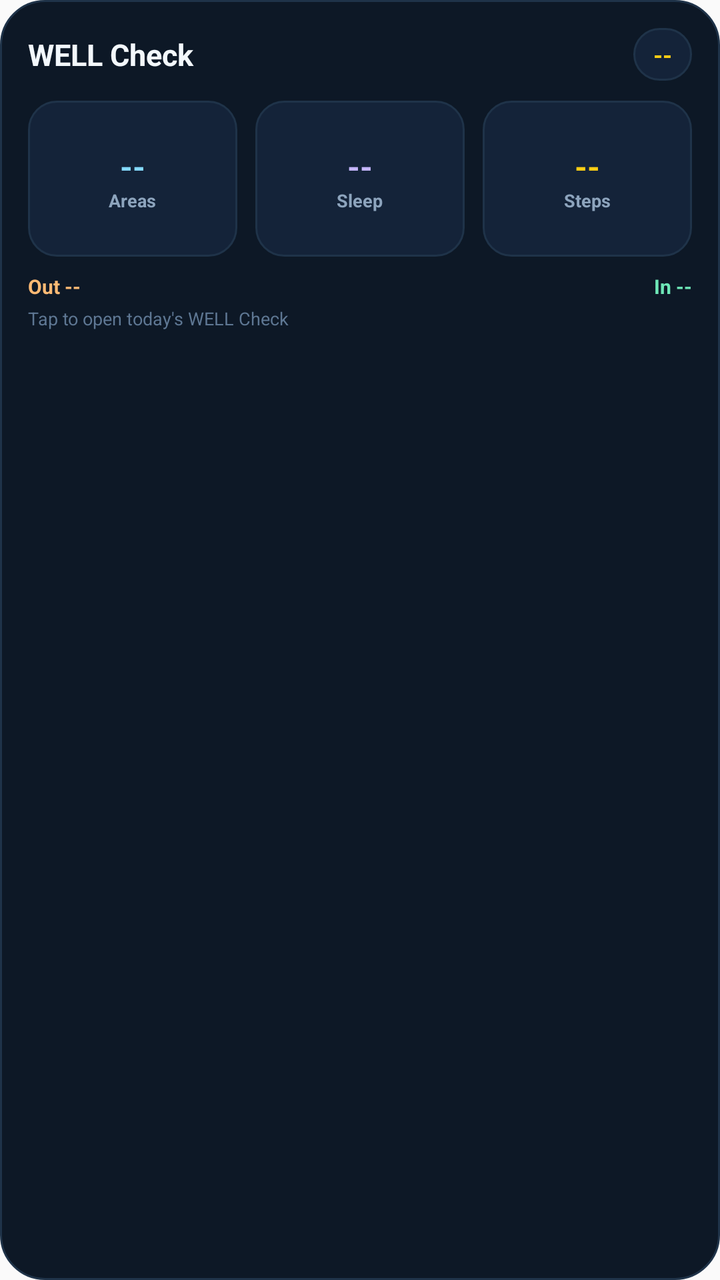
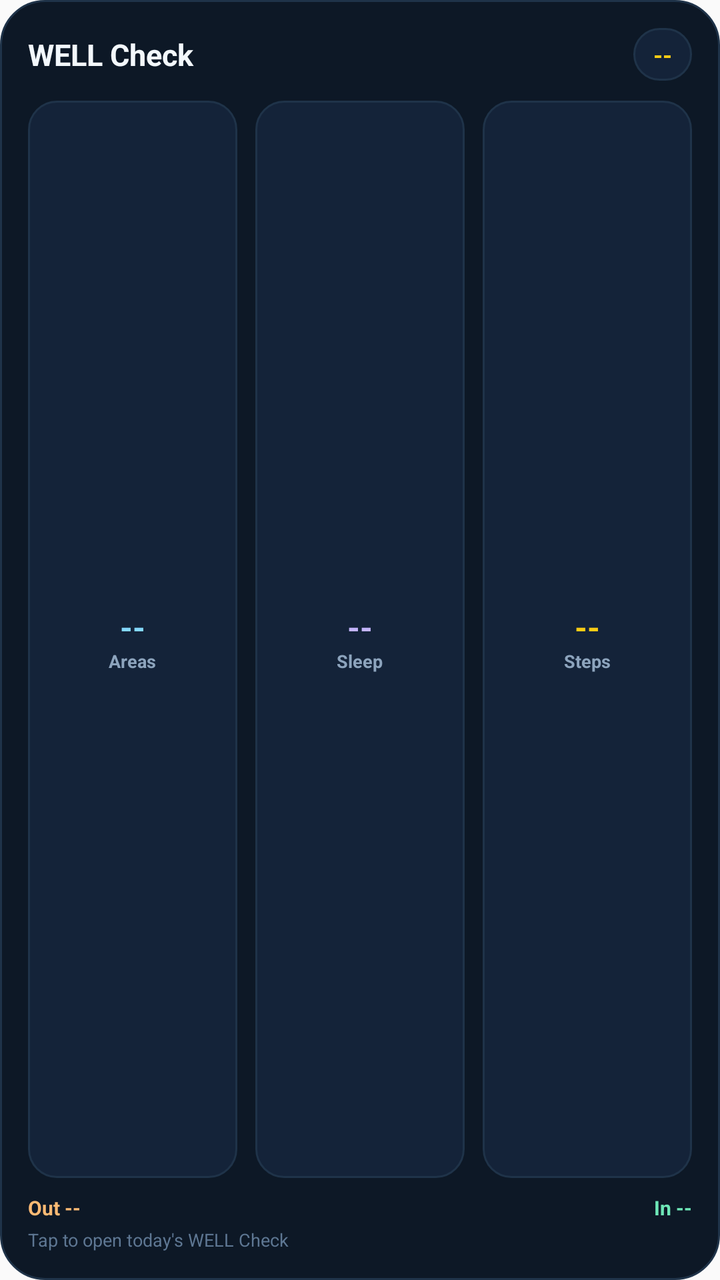

Compare the two renders of this Android layout. The source of the first and the diff that turns it into the second are given below.
<!-- AndroidManifest.xml: application theme AppTheme -->
<!-- res/layout/well_check_widget.xml -->
<?xml version="1.0" encoding="utf-8"?>
<LinearLayout xmlns:android="http://schemas.android.com/apk/res/android"
    android:id="@+id/widget_root"
    android:layout_width="match_parent"
    android:layout_height="match_parent"
    android:background="@drawable/well_check_widget_bg"
    android:orientation="vertical"
    android:padding="14dp">

    <LinearLayout
        android:layout_width="match_parent"
        android:layout_height="wrap_content"
        android:gravity="center_vertical"
        android:orientation="horizontal">

        <TextView
            android:layout_width="0dp"
            android:layout_height="wrap_content"
            android:layout_weight="1"
            android:ellipsize="end"
            android:fontFamily="sans"
            android:maxLines="1"
            android:text="WELL Check"
            android:textColor="#F3F8FC"
            android:textSize="15sp"
            android:textStyle="bold" />

        <TextView
            android:id="@+id/widget_points"
            android:layout_width="wrap_content"
            android:layout_height="wrap_content"
            android:background="@drawable/well_check_widget_stat_bg"
            android:fontFamily="sans"
            android:paddingLeft="10dp"
            android:paddingTop="5dp"
            android:paddingRight="10dp"
            android:paddingBottom="5dp"
            android:text="--"
            android:textColor="#FACC15"
            android:textSize="12sp"
            android:textStyle="bold" />
    </LinearLayout>

    <LinearLayout
        android:layout_width="match_parent"
        android:layout_height="78dp"
        android:layout_marginTop="10dp"
        android:baselineAligned="false"
        android:orientation="horizontal">

        <LinearLayout
            android:layout_width="0dp"
            android:layout_height="match_parent"
            android:layout_marginRight="6dp"
            android:layout_weight="1"
            android:background="@drawable/well_check_widget_stat_bg"
            android:gravity="center"
            android:orientation="vertical"
            android:padding="6dp">

            <TextView
                android:id="@+id/widget_areas"
                android:layout_width="wrap_content"
                android:layout_height="wrap_content"
                android:text="--"
                android:textColor="#84D8FD"
                android:textSize="16sp"
                android:textStyle="bold" />

            <TextView
                android:layout_width="wrap_content"
                android:layout_height="wrap_content"
                android:text="Areas"
                android:textColor="#8DA4BD"
                android:textSize="9sp"
                android:textStyle="bold" />
        </LinearLayout>

        <LinearLayout
            android:layout_width="0dp"
            android:layout_height="match_parent"
            android:layout_marginLeft="3dp"
            android:layout_marginRight="3dp"
            android:layout_weight="1"
            android:background="@drawable/well_check_widget_stat_bg"
            android:gravity="center"
            android:orientation="vertical"
            android:padding="6dp">

            <TextView
                android:id="@+id/widget_sleep"
                android:layout_width="wrap_content"
                android:layout_height="wrap_content"
                android:text="--"
                android:textColor="#C4B5FD"
                android:textSize="16sp"
                android:textStyle="bold" />

            <TextView
                android:layout_width="wrap_content"
                android:layout_height="wrap_content"
                android:text="Sleep"
                android:textColor="#8DA4BD"
                android:textSize="9sp"
                android:textStyle="bold" />
        </LinearLayout>

        <LinearLayout
            android:layout_width="0dp"
            android:layout_height="match_parent"
            android:layout_marginLeft="6dp"
            android:layout_weight="1"
            android:background="@drawable/well_check_widget_stat_bg"
            android:gravity="center"
            android:orientation="vertical"
            android:padding="6dp">

            <TextView
                android:id="@+id/widget_steps"
                android:layout_width="wrap_content"
                android:layout_height="wrap_content"
                android:text="--"
                android:textColor="#FACC15"
                android:textSize="16sp"
                android:textStyle="bold" />

            <TextView
                android:layout_width="wrap_content"
                android:layout_height="wrap_content"
                android:text="Steps"
                android:textColor="#8DA4BD"
                android:textSize="9sp"
                android:textStyle="bold" />
        </LinearLayout>
    </LinearLayout>

    <LinearLayout
        android:layout_width="match_parent"
        android:layout_height="wrap_content"
        android:layout_marginTop="8dp"
        android:orientation="horizontal">

        <TextView
            android:id="@+id/widget_energy_out"
            android:layout_width="0dp"
            android:layout_height="wrap_content"
            android:layout_weight="1"
            android:ellipsize="end"
            android:maxLines="1"
            android:text="Out --"
            android:textColor="#FDBA74"
            android:textSize="10sp"
            android:textStyle="bold" />

        <TextView
            android:id="@+id/widget_energy_in"
            android:layout_width="0dp"
            android:layout_height="wrap_content"
            android:layout_weight="1"
            android:ellipsize="end"
            android:gravity="right"
            android:maxLines="1"
            android:text="In --"
            android:textColor="#6EE7B7"
            android:textSize="10sp"
            android:textStyle="bold" />
    </LinearLayout>

    <TextView
        android:id="@+id/widget_status"
        android:layout_width="match_parent"
        android:layout_height="wrap_content"
        android:layout_marginTop="3dp"
        android:ellipsize="end"
        android:maxLines="1"
        android:text="Tap to open today's WELL Check"
        android:textColor="#5E7793"
        android:textSize="9sp" />
</LinearLayout>
<!-- resources referenced by this layout -->
<resources>
  <!-- drawable well_check_widget_bg (drawable) -->
  <?xml version="1.0" encoding="utf-8"?>
  <shape xmlns:android="http://schemas.android.com/apk/res/android">
      <solid android:color="#0D1826" />
      <corners android:radius="22dp" />
      <stroke android:width="1dp" android:color="#1F3349" />
  </shape>
  <!-- drawable well_check_widget_stat_bg (drawable) -->
  <?xml version="1.0" encoding="utf-8"?>
  <shape xmlns:android="http://schemas.android.com/apk/res/android">
      <solid android:color="#142339" />
      <corners android:radius="14dp" />
      <stroke android:width="1dp" android:color="#1F3349" />
  </shape>
  <style name="AppTheme" parent="Theme.AppCompat.Light.DarkActionBar">
          
          <item name="colorPrimary">@color/colorPrimary</item>
          <item name="colorPrimaryDark">@color/colorPrimaryDark</item>
          <item name="colorAccent">@color/colorAccent</item>
      </style>
</resources>

<!-- the commit's change to res/layout/well_check_widget.xml (unified diff, before → after) -->
@@ -5,7 +5,8 @@
     android:layout_height="match_parent"
     android:background="@drawable/well_check_widget_bg"
     android:orientation="vertical"
-    android:padding="14dp">
+    android:padding="14dp"
+    android:weightSum="1">
 
     <LinearLayout
         android:layout_width="match_parent"
@@ -43,7 +44,8 @@
 
     <LinearLayout
         android:layout_width="match_parent"
-        android:layout_height="78dp"
+        android:layout_height="0dp"
+        android:layout_weight="1"
         android:layout_marginTop="10dp"
         android:baselineAligned="false"
         android:orientation="horizontal">
